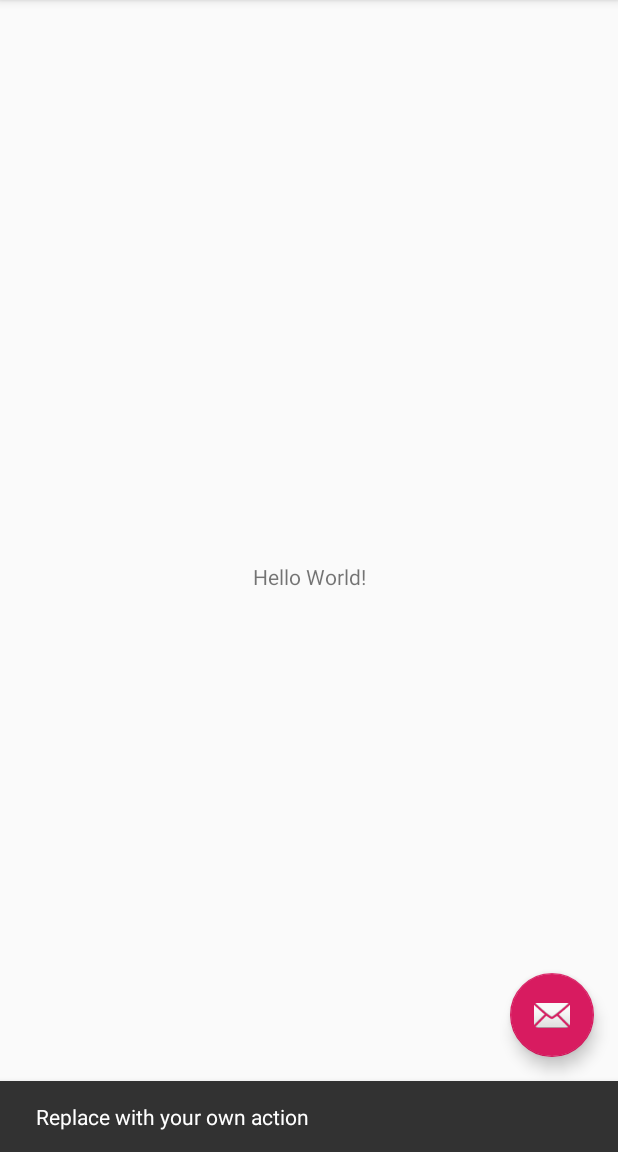
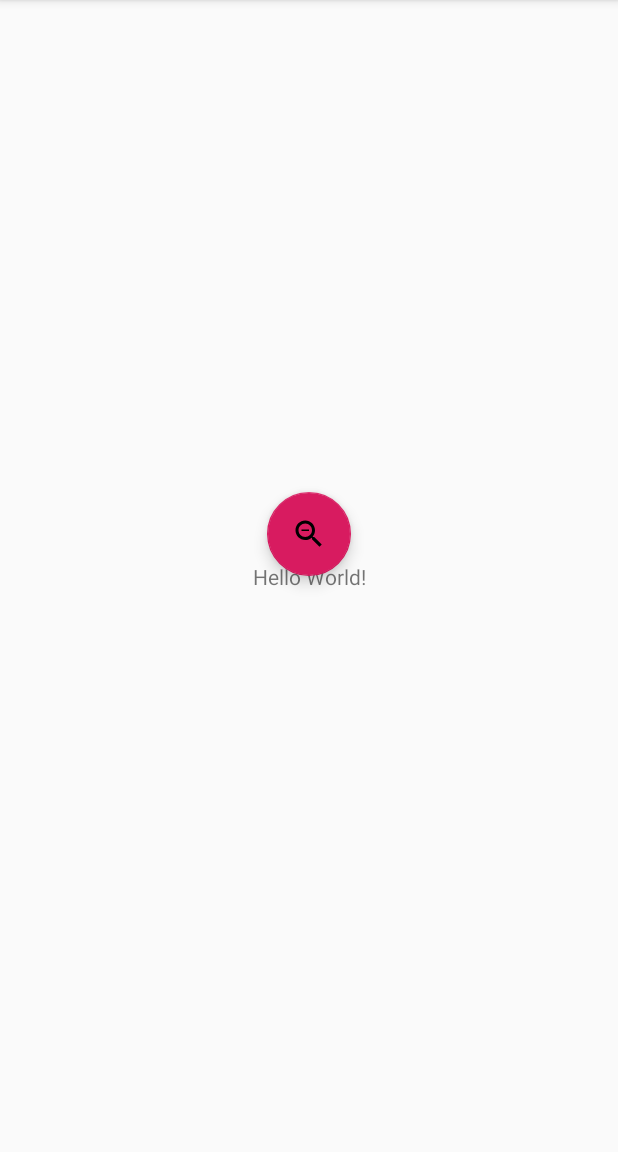
Before and after one commit to encoder1024/Serviceya, an Android app: the screen it shows after launch (MainActivity), after a tap on an icon or button, on a phone screen of 412 x 824 dp, the part 84-1236 px from its top. Run offline under Robolectric (Android 15) with nearby library versions, the phone set to English and light mode, and no system bars.

Commit message:
Pruebas de las animaciones para el menú principal...

```diff
--- a/app/src/main/java/com/domo/zoom/serviceya/MainActivity.java
+++ b/app/src/main/java/com/domo/zoom/serviceya/MainActivity.java
@@ -1,5 +1,8 @@
 package com.domo.zoom.serviceya;
 
+import android.animation.Animator;
+import android.annotation.TargetApi;
+import android.os.Build;
 import android.os.Bundle;
 import android.support.design.widget.FloatingActionButton;
 import android.support.design.widget.Snackbar;
@@ -12,9 +15,18 @@ import android.support.v7.app.AppCompatActivity;
 import android.support.v7.widget.Toolbar;
 import android.view.Menu;
 import android.view.MenuItem;
+import android.view.ViewAnimationUtils;
+import android.view.animation.Animation;
+import android.view.animation.AnimationUtils;
+import android.widget.FrameLayout;
+import android.widget.LinearLayout;
 
 public class MainActivity extends AppCompatActivity
         implements NavigationView.OnNavigationItemSelectedListener {
+
+    private LinearLayout fabContainer;
+    private FloatingActionButton fab, fab1, fab2, fab3;
+    private boolean fabMenuOpen = false;
 
     @Override
     protected void onCreate(Bundle savedInstanceState) {
@@ -23,14 +35,21 @@ public class MainActivity extends AppCompatActivity
         Toolbar toolbar = (Toolbar) findViewById(R.id.toolbar);
         setSupportActionBar(toolbar);
 
-        FloatingActionButton fab = (FloatingActionButton) findViewById(R.id.fab);
+        fabContainer = (LinearLayout) findViewById(R.id.fabContainerLayout);
+
+        fab = (FloatingActionButton) findViewById(R.id.fab);
         fab.setOnClickListener(new View.OnClickListener() {
             @Override
             public void onClick(View view) {
-                Snackbar.make(view, "Replace with your own action", Snackbar.LENGTH_LONG)
-                        .setAction("Action", null).show();
+//                Snackbar.make(view, "Replace with your own action", Snackbar.LENGTH_LONG)
+//                        .setAction("Action", null).show();
+                toggleFabMenu();
             }
         });
+
+        fab1 = (FloatingActionButton) findViewById(R.id.fab_1);
+        fab2 = (FloatingActionButton) findViewById(R.id.fab_2);
+        fab3 = (FloatingActionButton) findViewById(R.id.fab_3);
 
         DrawerLayout drawer = (DrawerLayout) findViewById(R.id.drawer_layout);
         ActionBarDrawerToggle toggle = new ActionBarDrawerToggle(
@@ -40,7 +59,115 @@ public class MainActivity extends AppCompatActivity
 
         NavigationView navigationView = (NavigationView) findViewById(R.id.nav_view);
         navigationView.setNavigationItemSelectedListener(this);
+
+
     }
+
+    @TargetApi(Build.VERSION_CODES.LOLLIPOP)
+    private void toggleFabMenu() {
+
+        //Animations
+        Animation show_fab_1 = AnimationUtils.loadAnimation(getApplication(), R.anim.fab1_show);
+        Animation hide_fab_1 = AnimationUtils.loadAnimation(getApplication(), R.anim.fab1_hide);
+        Animation show_fab_2 = AnimationUtils.loadAnimation(getApplication(), R.anim.fab2_show);
+        Animation hide_fab_2 = AnimationUtils.loadAnimation(getApplication(), R.anim.fab2_hide);
+        Animation show_fab_3 = AnimationUtils.loadAnimation(getApplication(), R.anim.fab3_show);
+        Animation hide_fab_3 = AnimationUtils.loadAnimation(getApplication(), R.anim.fab3_hide);
+
+        if (!fabMenuOpen) {
+            fabContainer.setVisibility(View.VISIBLE);
+            fab.setImageResource(R.drawable.ic_close);
+            int centerX = fabContainer.getWidth() / 2;
+            int centerY = fabContainer.getHeight() / 2;
+            int startRadius = 0;
+            int endRadius = (int) Math.hypot(fabContainer.getWidth(), fabContainer.getHeight()) / 2;
+
+
+            ViewAnimationUtils
+                    .createCircularReveal(
+                            fabContainer,
+                            centerX,
+                            centerY,
+                            startRadius,
+                            endRadius
+                    )
+                    .setDuration(1000)
+                    .start();
+            FrameLayout.LayoutParams layoutParams = (FrameLayout.LayoutParams) fab1.getLayoutParams();
+            layoutParams.rightMargin += (int) (fab1.getWidth() * 1.7);
+            layoutParams.bottomMargin += (int) (fab1.getHeight() * 0.25);
+            fab1.setLayoutParams(layoutParams);
+            fab1.startAnimation(show_fab_1);
+            fab1.setClickable(true);
+            layoutParams = (FrameLayout.LayoutParams) fab2.getLayoutParams();
+            layoutParams.rightMargin += (int) (fab2.getWidth() * 1.5);
+            layoutParams.bottomMargin += (int) (fab2.getHeight() * 1.5);
+            fab2.setLayoutParams(layoutParams);
+            fab2.startAnimation(show_fab_2);
+            fab2.setClickable(true);
+            layoutParams = (FrameLayout.LayoutParams) fab3.getLayoutParams();
+            layoutParams.rightMargin += (int) (fab3.getWidth() * 0.25);
+            layoutParams.bottomMargin += (int) (fab3.getHeight() * 1.7);
+            fab3.setLayoutParams(layoutParams);
+            fab3.startAnimation(show_fab_3);
+            fab3.setClickable(true);
+        } else {
+            fab.setImageResource(R.drawable.ic_add);
+            int centerX = fabContainer.getWidth() / 2;
+            int centerY = fabContainer.getHeight() / 2;
+            int startRadius = (int) Math.hypot(fabContainer.getWidth(), fabContainer.getHeight()) / 2;
+            int endRadius = 0;
+
+            Animator animator = ViewAnimationUtils
+                    .createCircularReveal(
+                            fabContainer,
+                            centerX,
+                            centerY,
+                            startRadius,
+                            endRadius
+                    );
+            animator.setDuration(1000);
+            animator.addListener(new Animator.AnimatorListener() {
+                @Override
+                public void onAnimationStart(Animator animation) {
+                }
+
+                @Override
+                public void onAnimationEnd(Animator animation) {
+                    fabContainer.setVisibility(View.GONE);
+                }
+
+                @Override
+                public void onAnimationCancel(Animator animation) {
+                }
+
+                @Override
+                public void onAnimationRepeat(Animator animation) {
+                }
+            });
+            animator.start();
+            FrameLayout.LayoutParams layoutParams = (FrameLayout.LayoutParams) fab1.getLayoutParams();
+            layoutParams.rightMargin -= (int) (fab1.getWidth() * 1.7);
+            layoutParams.bottomMargin -= (int) (fab1.getHeight() * 0.25);
+            fab1.setLayoutParams(layoutParams);
+            fab1.startAnimation(hide_fab_1);
+            fab1.setClickable(false);
+            layoutParams = (FrameLayout.LayoutParams) fab2.getLayoutParams();
+            layoutParams.rightMargin -= (int) (fab2.getWidth() * 1.5);
+            layoutParams.bottomMargin -= (int) (fab2.getHeight() * 1.5);
+            fab2.setLayoutParams(layoutParams);
+            fab2.startAnimation(hide_fab_2);
+            fab2.setClickable(false);
+            layoutParams = (FrameLayout.LayoutParams) fab3.getLayoutParams();
+            layoutParams.rightMargin -= (int) (fab3.getWidth() * 0.25);
+            layoutParams.bottomMargin -= (int) (fab3.getHeight() * 1.7);
+            fab3.setLayoutParams(layoutParams);
+            fab3.startAnimation(hide_fab_3);
+            fab3.setClickable(false);
+        }
+        fabMenuOpen = !fabMenuOpen;
+    }
+
 
     @Override
     public void onBackPressed() {
--- /dev/null
+++ b/app/src/main/res/drawable/ic_add.xml
@@ -0,0 +1,9 @@
+<vector xmlns:android="http://schemas.android.com/apk/res/android"
+        android:width="24dp"
+        android:height="24dp"
+        android:viewportWidth="24.0"
+        android:viewportHeight="24.0">
+    <path
+        android:fillColor="#FF000000"
+        android:pathData="M15.5,14h-0.79l-0.28,-0.27C15.41,12.59 16,11.11 16,9.5 16,5.91 13.09,3 9.5,3S3,5.91 3,9.5 5.91,16 9.5,16c1.61,0 3.09,-0.59 4.23,-1.57l0.27,0.28v0.79l5,4.99L20.49,19l-4.99,-5zM9.5,14C7.01,14 5,11.99 5,9.5S7.01,5 9.5,5 14,7.01 14,9.5 11.99,14 9.5,14zM12,10h-2v2L9,12v-2L7,10L7,9h2L9,7h1v2h2v1z"/>
+</vector>
--- /dev/null
+++ b/app/src/main/res/drawable/ic_close.xml
@@ -0,0 +1,9 @@
+<vector xmlns:android="http://schemas.android.com/apk/res/android"
+        android:width="24dp"
+        android:height="24dp"
+        android:viewportWidth="24.0"
+        android:viewportHeight="24.0">
+    <path
+        android:fillColor="#FF000000"
+        android:pathData="M15.5,14h-0.79l-0.28,-0.27C15.41,12.59 16,11.11 16,9.5 16,5.91 13.09,3 9.5,3S3,5.91 3,9.5 5.91,16 9.5,16c1.61,0 3.09,-0.59 4.23,-1.57l0.27,0.28v0.79l5,4.99L20.49,19l-4.99,-5zM9.5,14C7.01,14 5,11.99 5,9.5S7.01,5 9.5,5 14,7.01 14,9.5 11.99,14 9.5,14zM7,9h5v1L7,10z"/>
+</vector>
--- a/app/src/main/res/layout/app_bar_main.xml
+++ b/app/src/main/res/layout/app_bar_main.xml
@@ -22,11 +22,15 @@
 
     <include layout="@layout/content_main" />
 
+    <include layout="@layout/fab_reveal_layout" />
+
+    <include layout="@layout/fab_layout" />
+
     <android.support.design.widget.FloatingActionButton
         android:id="@+id/fab"
         android:layout_width="wrap_content"
         android:layout_height="wrap_content"
-        android:layout_gravity="bottom|end"
+        android:layout_gravity="center"
         android:layout_margin="@dimen/fab_margin"
         app:srcCompat="@android:drawable/ic_dialog_email" />
 
--- /dev/null
+++ b/app/src/main/res/layout/fab_layout.xml
@@ -0,0 +1,39 @@
+<?xml version="1.0" encoding="utf-8"?>
+<FrameLayout xmlns:android="http://schemas.android.com/apk/res/android"
+    xmlns:app="http://schemas.android.com/apk/res-auto"
+    android:layout_width="match_parent"
+    android:layout_height="match_parent">
+
+    <android.support.design.widget.FloatingActionButton
+        android:id="@+id/fab_1"
+        android:layout_width="wrap_content"
+        android:layout_height="wrap_content"
+        android:layout_gravity="center"
+        android:layout_margin="@dimen/fab_margin"
+        android:src="@android:drawable/ic_menu_compass"
+        android:visibility="invisible"
+        app:backgroundTint="@color/colorFAB"
+        app:fabSize="mini" />
+
+    <android.support.design.widget.FloatingActionButton
+        android:id="@+id/fab_2"
+        android:layout_width="wrap_content"
+        android:layout_height="wrap_content"
+        android:layout_gravity="center"
+        android:layout_margin="@dimen/fab_margin"
+        android:src="@android:drawable/ic_menu_myplaces"
+        android:visibility="invisible"
+        app:backgroundTint="@color/colorFAB"
+        app:fabSize="mini" />
+
+    <android.support.design.widget.FloatingActionButton
+        android:id="@+id/fab_3"
+        android:layout_width="wrap_content"
+        android:layout_height="wrap_content"
+        android:layout_gravity="center"
+        android:layout_margin="@dimen/fab_margin"
+        android:src="@android:drawable/ic_menu_share"
+        android:visibility="invisible"
+        app:backgroundTint="@color/colorFAB"
+        app:fabSize="mini" />
+</FrameLayout>
--- /dev/null
+++ b/app/src/main/res/layout/fab_reveal_layout.xml
@@ -0,0 +1,115 @@
+<?xml version="1.0" encoding="utf-8"?>
+<LinearLayout xmlns:android="http://schemas.android.com/apk/res/android"
+    xmlns:app="http://schemas.android.com/apk/res-auto"
+    android:layout_width="match_parent"
+    android:layout_height="match_parent"
+    android:id="@+id/fabContainerLayout"
+    android:layout_gravity="center_vertical|center_horizontal"
+    android:background="@color/colorPrimary"
+    android:gravity="center"
+    android:visibility="gone"
+    android:orientation="horizontal">
+
+    <FrameLayout
+        android:layout_width="wrap_content"
+        android:layout_height="wrap_content">
+
+        <android.support.design.widget.FloatingActionButton
+            android:id="@+id/f2"
+            android:layout_width="wrap_content"
+            android:layout_height="wrap_content"
+            android:layout_marginLeft="@dimen/fab_margin"
+            android:layout_marginRight="@dimen/fab_margin"
+            android:src="@android:drawable/ic_dialog_email"
+            app:backgroundTint="@color/colorFAB" />
+
+
+        <TextView
+            android:layout_width="wrap_content"
+            android:layout_height="wrap_content"
+            android:layout_gravity="right"
+            android:elevation="8dp"
+            android:text="Fab2"
+            android:textColor="#fff" />
+    </FrameLayout>
+
+    <LinearLayout
+        android:layout_width="wrap_content"
+        android:layout_height="wrap_content"
+        android:orientation="vertical">
+
+        <FrameLayout
+            android:layout_width="wrap_content"
+            android:layout_height="wrap_content"
+            android:layout_marginBottom="@dimen/fab_margin"
+            android:layout_marginTop="@dimen/fab_margin">
+
+            <android.support.design.widget.FloatingActionButton xmlns:app="http://schemas.android.com/apk/res-auto"
+                android:id="@+id/f1"
+                android:layout_width="wrap_content"
+                android:layout_height="wrap_content"
+                android:layout_marginLeft="@dimen/fab_margin"
+                android:layout_marginRight="@dimen/fab_margin"
+                android:elevation="0dp"
+                android:src="@android:drawable/ic_dialog_map"
+                app:backgroundTint="@color/colorFAB"
+                app:borderWidth="0dp"
+                app:fabSize="normal" />
+
+            <TextView
+                android:layout_width="wrap_content"
+                android:layout_height="wrap_content"
+                android:layout_gravity="right"
+                android:elevation="8dp"
+                android:text="Fab1"
+                android:textColor="#fff" />
+        </FrameLayout>
+
+        <FrameLayout
+            android:layout_width="wrap_content"
+            android:layout_height="wrap_content"
+            android:layout_marginBottom="@dimen/fab_margin"
+            android:layout_marginTop="@dimen/fab_margin">
+
+            <android.support.design.widget.FloatingActionButton
+                android:id="@+id/f4"
+                android:layout_width="wrap_content"
+                android:layout_height="wrap_content"
+                android:layout_marginLeft="@dimen/fab_margin"
+                android:layout_marginRight="@dimen/fab_margin"
+                android:src="@android:drawable/ic_dialog_alert"
+                app:backgroundTint="@color/colorFAB" />
+
+            <TextView
+                android:layout_width="wrap_content"
+                android:layout_height="wrap_content"
+                android:layout_gravity="right"
+                android:elevation="8dp"
+                android:text="Fab4"
+                android:textColor="#fff" />
+        </FrameLayout>
+    </LinearLayout>
+
+
+    <FrameLayout
+        android:layout_width="wrap_content"
+        android:layout_height="wrap_content">
+
+        <android.support.design.widget.FloatingActionButton
+            android:id="@+id/f3"
+            android:layout_width="wrap_content"
+            android:layout_height="wrap_content"
+            android:layout_marginLeft="@dimen/fab_margin"
+            android:layout_marginRight="@dimen/fab_margin"
+            android:src="@android:drawable/ic_dialog_dialer"
+            app:backgroundTint="@color/colorFAB" />
+
+        <TextView
+            android:layout_width="wrap_content"
+            android:layout_height="wrap_content"
+            android:layout_gravity="right"
+            android:elevation="8dp"
+            android:text="Fab3"
+            android:textColor="#fff" />
+    </FrameLayout>
+</LinearLayout>
--- a/app/src/main/res/values/colors.xml
+++ b/app/src/main/res/values/colors.xml
@@ -3,4 +3,5 @@
     <color name="colorPrimary">#008577</color>
     <color name="colorPrimaryDark">#00574B</color>
     <color name="colorAccent">#D81B60</color>
+    <color name="colorFAB">#2196F3</color>
 </resources>
```
Also changed, not shown: app/src/main/res/anim/fab1_hide.xml (added, +21 -0 lines), app/src/main/res/anim/fab1_show.xml (added, +32 -0 lines), app/src/main/res/anim/fab2_hide.xml (added, +21 -0 lines), app/src/main/res/anim/fab2_show.xml (added, +32 -0 lines), app/src/main/res/anim/fab3_hide.xml (added, +21 -0 lines), app/src/main/res/anim/fab3_show.xml (added, +32 -0 lines).
